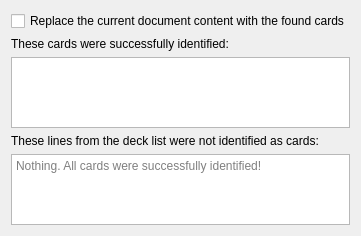
Before: the Qt Designer form mtg_proxy_printer/resources/ui/deck_import_wizard/parser_result_page.ui in luziferius/MTGProxyPrinter, drawn with Qt 5.
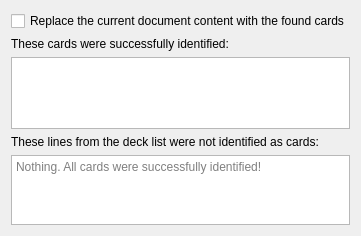
After: the same form once the commit is applied. Icons and pictures are not drawn.

The edit to the form file:
```diff
--- a/mtg_proxy_printer/resources/ui/deck_import_wizard/parser_result_page.ui
+++ b/mtg_proxy_printer/resources/ui/deck_import_wizard/parser_result_page.ui
@@ -35,7 +35,7 @@
      <property name="sizePolicy">
       <sizepolicy hsizetype="Expanding" vsizetype="Expanding">
        <horstretch>0</horstretch>
-       <verstretch>1</verstretch>
+       <verstretch>60</verstretch>
       </sizepolicy>
      </property>
      <property name="sizeAdjustPolicy">
@@ -64,7 +64,7 @@
      <property name="sizePolicy">
       <sizepolicy hsizetype="Expanding" vsizetype="Expanding">
        <horstretch>0</horstretch>
-       <verstretch>1</verstretch>
+       <verstretch>40</verstretch>
       </sizepolicy>
      </property>
      <property name="sizeAdjustPolicy">
```
Left out of the diff: 3 changed lines with no effect on the pictures.
